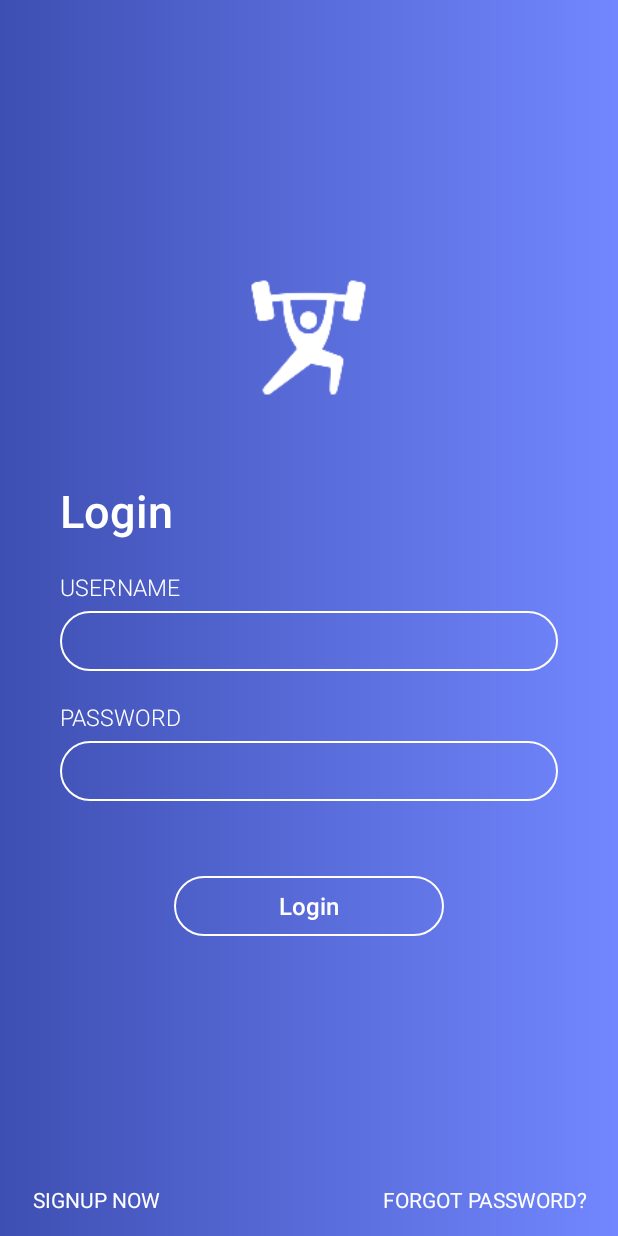
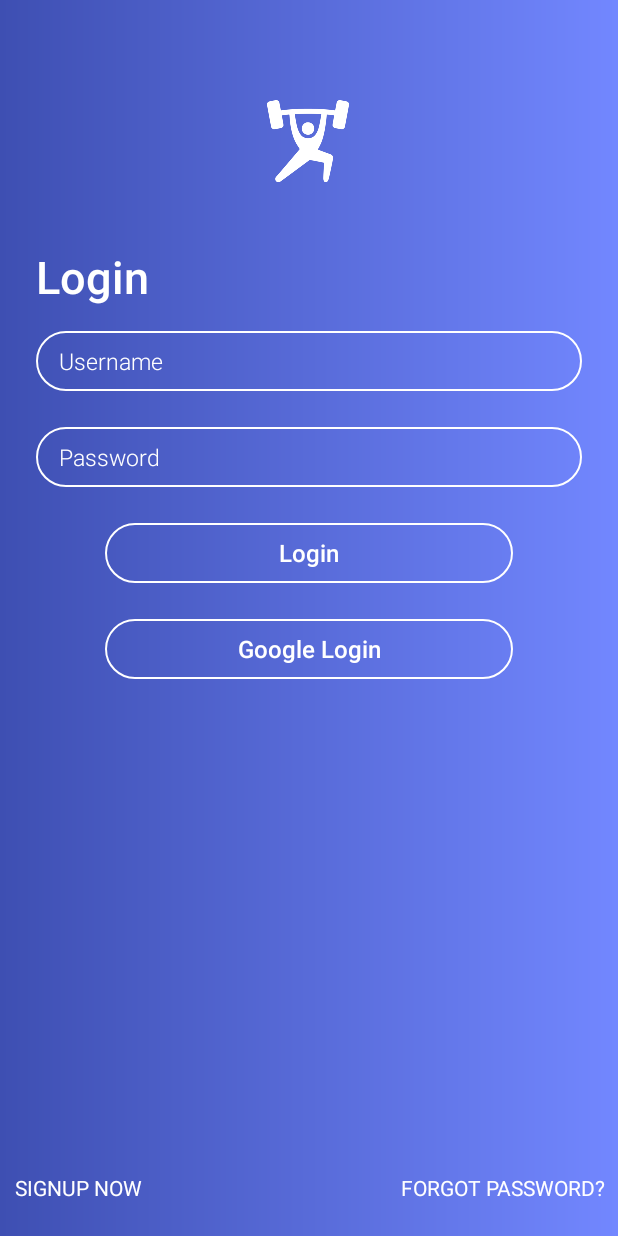
Before and after one commit to zaidsbaghal/FitTrak, an Android app: the screen it shows after launch (loginActivity), on a phone screen of 412 x 824 dp. Run offline under Robolectric (Android 15) with nearby library versions, the phone set to English and light mode, and no system bars.

Commit message:
worked on google sign in, main log, toolbar

```diff
--- a/FitnessTracker/app/src/main/java/com/example/fitnesstracker/loginActivity.java
+++ b/FitnessTracker/app/src/main/java/com/example/fitnesstracker/loginActivity.java
@@ -2,13 +2,20 @@ package com.example.fitnesstracker;
 
 import android.content.Intent;
 import android.os.Handler;
+import android.support.annotation.Nullable;
 import android.support.v7.app.AppCompatActivity;
 import android.os.Bundle;
 import android.view.View;
 import android.widget.RelativeLayout;
 
+import com.google.android.gms.auth.api.signin.GoogleSignIn;
+import com.google.android.gms.auth.api.signin.GoogleSignInAccount;
+import com.google.android.gms.auth.api.signin.GoogleSignInClient;
+import com.google.android.gms.auth.api.signin.GoogleSignInOptions;
+
 public class loginActivity extends AppCompatActivity {
 
+    GoogleSignInClient mGoogleSignInClient;
     RelativeLayout rellay1, rellay2;
 
     Handler handler = new Handler();
@@ -25,10 +32,23 @@ public class loginActivity extends AppCompatActivity {
         super.onCreate(savedInstanceState);
         setContentView(R.layout.activity_login);
 
-        rellay1 = (RelativeLayout) findViewById(R.id.rellay1);
-        rellay2 = (RelativeLayout) findViewById(R.id.rellay2);
+        // Firebase Google Authentication
+        GoogleSignInOptions gso = new GoogleSignInOptions.Builder(GoogleSignInOptions.DEFAULT_SIGN_IN)
+                .requestEmail()
+                .build();
+        mGoogleSignInClient = GoogleSignIn.getClient(this, gso);
 
-        handler.postDelayed(runnable,2000); // Timeout for the splash screen
+    }
+
+    @Override
+    protected void onStart() {
+        super.onStart();
+
+        GoogleSignInAccount account = GoogleSignIn.getLastSignedInAccount(this);
+        // If account is null then there is no sign in, otherwise is already signed in
+        if (account != null){
+
+        }
     }
 
     // Goes to sign up activity when clicked
@@ -37,4 +57,32 @@ public class loginActivity extends AppCompatActivity {
         startActivity(intent);
     }
 
+    // Google login menu
+    public void goToGoogleSignUp(View view){
+        switch (view.getId()) {
+            case R.id.googleLoginBtn:
+                signIn();
+                break;
+        }
+    }
+
+    // Google sign in
+    private void signIn() {
+        Intent signInIntent = mGoogleSignInClient.getSignInIntent();
+        startActivityForResult(signInIntent, 1);
+    }
+
+    @Override
+    protected void onActivityResult(int requestCode, int resultCode, @Nullable Intent data) {
+        super.onActivityResult(requestCode, resultCode, data);
+
+        // Result returned from launching the Intent from GoogleSignInClient.getSignInIntent(...);
+       // if (requestCode == RC_SIGN_IN) {
+            // The Task returned from this call is always completed, no need to attach
+            // a listener.
+           // Task<GoogleSignInAccount> task = GoogleSignIn.getSignedInAccountFromIntent(data);
+           // handleSignInResult(task);
+        //}
+
+    }
 }
--- a/FitnessTracker/app/src/main/res/layout/activity_login.xml
+++ b/FitnessTracker/app/src/main/res/layout/activity_login.xml
@@ -1,156 +1,166 @@
 <?xml version="1.0" encoding="utf-8"?>
-<RelativeLayout xmlns:android="http://schemas.android.com/apk/res/android"
+<android.support.constraint.ConstraintLayout xmlns:android="http://schemas.android.com/apk/res/android"
     xmlns:app="http://schemas.android.com/apk/res-auto"
     xmlns:tools="http://schemas.android.com/tools"
+    android:id="@+id/relativeLayout2"
     android:layout_width="match_parent"
     android:layout_height="match_parent"
+    android:animateLayoutChanges="true"
     android:background="@drawable/grad_bg"
-    tools:context=".loginActivity"
-    android:animateLayoutChanges="true">
+    tools:context=".loginActivity">
 
-    <RelativeLayout
-        android:layout_width="wrap_content"
-        android:layout_height="wrap_content"
-        android:layout_centerInParent="true"
-        android:layout_marginRight="40dp"
-        android:layout_marginLeft="40dp">
+
+    <Button
+        android:id="@+id/googleLoginBtn"
+        android:layout_width="272dp"
+        android:layout_height="40dp"
+        android:layout_marginStart="8dp"
+        android:layout_marginLeft="8dp"
+        android:layout_marginTop="24dp"
+        android:layout_marginEnd="8dp"
+        android:layout_marginRight="8dp"
+        android:background="@drawable/btn_bg"
+        android:fontFamily="sans-serif-medium"
+        android:paddingLeft="70dp"
+        android:paddingRight="70dp"
+        android:text="Google Login"
+        android:textAllCaps="false"
+        android:textColor="@color/white"
+        android:textSize="16sp"
+        app:layout_constraintEnd_toEndOf="parent"
+        app:layout_constraintStart_toStartOf="parent"
+        app:layout_constraintTop_toBottomOf="@+id/button" />
+
+    <EditText
+        android:id="@+id/editTextPassword2"
+        android:layout_width="0dp"
+        android:layout_height="40dp"
+        android:layout_marginStart="24dp"
+        android:layout_marginLeft="24dp"
+        android:layout_marginTop="24dp"
+        android:layout_marginEnd="24dp"
+        android:layout_marginRight="24dp"
+        android:background="@drawable/et_bg"
+        android:fontFamily="sans-serif-light"
+        android:hint="Password"
+        android:inputType="textPassword"
+        android:paddingLeft="15dp"
+        android:paddingRight="15dp"
+        android:textColor="@color/white"
+        android:textColorHint="@color/white"
+        android:textSize="15sp"
+        app:layout_constraintEnd_toEndOf="parent"
+        app:layout_constraintHorizontal_bias="0.0"
+        app:layout_constraintStart_toStartOf="parent"
+        app:layout_constraintTop_toBottomOf="@+id/editTextName2" />
+
+    <EditText
+        android:id="@+id/editTextName2"
+        android:layout_width="0dp"
+        android:layout_height="40dp"
+        android:layout_marginStart="24dp"
+        android:layout_marginLeft="24dp"
+        android:layout_marginTop="16dp"
+        android:layout_marginEnd="24dp"
+        android:layout_marginRight="24dp"
+        android:background="@drawable/et_bg"
+        android:fontFamily="sans-serif-light"
+        android:hint="Username"
+        android:paddingLeft="15dp"
+        android:paddingRight="15dp"
+        android:textColor="@color/white"
+        android:textColorHint="@color/white"
+        android:textSize="15sp"
+        app:layout_constraintEnd_toEndOf="parent"
+        app:layout_constraintHorizontal_bias="0.0"
+        app:layout_constraintStart_toStartOf="parent"
+        app:layout_constraintTop_toBottomOf="@+id/tv_login" />
 
     <ImageView
         android:id="@+id/imgView_logo"
-            android:layout_width="150dp"
-            android:layout_height="150dp"
-            android:src="@mipmap/ic_launcher_foreground"
+        android:layout_width="wrap_content"
+        android:layout_height="wrap_content"
+        android:layout_marginStart="8dp"
+        android:layout_marginLeft="8dp"
+        android:layout_marginTop="40dp"
+        android:layout_marginEnd="8dp"
+        android:layout_marginRight="8dp"
         android:adjustViewBounds="true"
         android:scaleType="fitCenter"
-            android:layout_centerHorizontal="true"/>
+        android:src="@mipmap/ic_launcher_foreground"
+        app:layout_constraintEnd_toEndOf="parent"
+        app:layout_constraintHorizontal_bias="0.498"
+        app:layout_constraintStart_toStartOf="parent"
+        app:layout_constraintTop_toTopOf="parent" />
 
-        <RelativeLayout
-            android:id="@+id/rellay1"
-            android:layout_below="@+id/imgView_logo"
-            android:layout_width="wrap_content"
-            android:layout_height="wrap_content"
-            android:paddingBottom="50dp"
-            android:visibility="gone">
 
     <TextView
         android:id="@+id/tv_login"
         android:layout_width="wrap_content"
         android:layout_height="wrap_content"
+        android:layout_marginStart="24dp"
+        android:layout_marginLeft="24dp"
+        android:layout_marginTop="16dp"
+        android:fontFamily="sans-serif-medium"
         android:text="Login"
+        android:textColor="@color/white"
         android:textSize="30sp"
-                android:textColor="@color/white"
-                android:fontFamily="sans-serif-medium"
-                android:layout_marginTop="20dp"/>
-
-            <LinearLayout
-                android:id="@+id/linlay1"
-                android:layout_below="@+id/tv_login"
-                android:layout_width="match_parent"
-                android:layout_height="wrap_content"
-                android:orientation="vertical"
-                android:layout_marginTop="20dp">
+        app:layout_constraintStart_toStartOf="parent"
+        app:layout_constraintTop_toBottomOf="@+id/imgView_logo" />
 
 
-                <LinearLayout
-                    android:layout_width="match_parent"
-                    android:layout_height="wrap_content"
-                    android:orientation="vertical">
-
-                <TextView
-                    android:layout_width="wrap_content"
-                    android:layout_height="wrap_content"
-                    android:text="Username"
-                    android:textAllCaps="true"
-                    android:fontFamily="sans-serif-light"
-                    android:textSize="15sp"
-                    android:textColor="@color/white"/>
-
-                 <EditText
-                     android:layout_width="match_parent"
+    <Button
+        android:id="@+id/button"
+        android:layout_width="272dp"
         android:layout_height="40dp"
-                     android:background="@drawable/et_bg"
-                     android:textSize="15sp"
-                     android:textColor="@color/white"
-                     android:fontFamily="sans-serif-light"
-                     android:paddingLeft="15dp"
-                     android:paddingRight="15dp"
-                     android:layout_marginTop="5dp" />
-
-                </LinearLayout>
-
-                <LinearLayout
-                    android:layout_width="match_parent"
-                    android:layout_height="wrap_content"
-                    android:orientation="vertical"
-                    android:layout_marginTop="20dp">
-
-                    <TextView
-                        android:layout_width="wrap_content"
-                        android:layout_height="wrap_content"
-                        android:text="Password"
-                        android:textAllCaps="true"
-                        android:fontFamily="sans-serif-light"
-                        android:textSize="15sp"
-                        android:textColor="@color/white"/>
-
-                    <EditText
-                        android:layout_width="match_parent"
-                        android:layout_height="40dp"
-                        android:background="@drawable/et_bg"
-                        android:textSize="15sp"
-                        android:textColor="@color/white"
-                        android:fontFamily="sans-serif-light"
-                        android:paddingLeft="15dp"
-                        android:paddingRight="15dp"
-                        android:layout_marginTop="5dp"
-                        android:inputType="textPassword" />
-
-                </LinearLayout>
-
-            </LinearLayout>
-            <Button
-                android:layout_width="wrap_content"
-                android:layout_height="40dp"
-                android:layout_below="@+id/linlay1"
-                android:layout_marginTop="50dp"
-                android:text="Login"
-                android:textAllCaps="false"
+        android:layout_marginStart="8dp"
+        android:layout_marginLeft="8dp"
+        android:layout_marginTop="24dp"
+        android:layout_marginEnd="8dp"
+        android:layout_marginRight="8dp"
         android:background="@drawable/btn_bg"
-                android:textColor="@color/white"
         android:fontFamily="sans-serif-medium"
         android:paddingLeft="70dp"
         android:paddingRight="70dp"
-                android:layout_centerHorizontal="true"
-                android:textSize="16sp"/>
-        </RelativeLayout>
-    </RelativeLayout>
-    <RelativeLayout
-        android:id="@+id/rellay2"
-        android:layout_width="match_parent"
-        android:layout_marginLeft="20dp"
-        android:layout_marginRight="20dp"
-        android:layout_alignParentBottom="true"
-        android:layout_height="wrap_content"
-        android:visibility="gone">
+        android:text="Login"
+        android:textAllCaps="false"
+        android:textColor="@color/white"
+        android:textSize="16sp"
+        app:layout_constraintEnd_toEndOf="parent"
+        app:layout_constraintStart_toStartOf="parent"
+        app:layout_constraintTop_toBottomOf="@+id/editTextPassword2" />
+
 
     <Button
+        android:id="@+id/button2"
         android:layout_width="wrap_content"
         android:layout_height="wrap_content"
+        android:layout_marginStart="8dp"
+        android:layout_marginLeft="8dp"
+        android:layout_marginBottom="8dp"
         android:background="@color/transparent"
+        android:fontFamily="sans-serif"
+        android:onClick="goToSignUp"
         android:text="Signup Now"
         android:textAllCaps="true"
         android:textColor="@color/white"
-            android:fontFamily="sans-serif"
-            android:onClick="goToSignUp"/>
+        app:layout_constraintBottom_toBottomOf="parent"
+        app:layout_constraintStart_toStartOf="parent" />
+
     <Button
-            android:layout_alignParentRight="true"
+        android:id="@+id/button3"
         android:layout_width="wrap_content"
         android:layout_height="wrap_content"
+        android:layout_marginEnd="8dp"
+        android:layout_marginRight="8dp"
+        android:layout_marginBottom="8dp"
         android:background="@color/transparent"
+        android:fontFamily="sans-serif"
         android:text="Forgot Password?"
         android:textAllCaps="true"
         android:textColor="@color/white"
-            android:fontFamily="sans-serif"/>
+        app:layout_constraintBottom_toBottomOf="parent"
+        app:layout_constraintEnd_toEndOf="parent" />
 
-    </RelativeLayout>
-</RelativeLayout>
+
+</android.support.constraint.ConstraintLayout>
--- a/FitnessTracker/app/src/main/res/values/strings.xml
+++ b/FitnessTracker/app/src/main/res/values/strings.xml
@@ -1,3 +1,4 @@
 <resources>
     <string name="app_name">FitnessTracker</string>
+    <string name="title_activity_main_log">mainLogActivity</string>
 </resources>
--- a/FitnessTracker/build.gradle
+++ b/FitnessTracker/build.gradle
@@ -8,6 +8,8 @@ buildscript {
     }
     dependencies {
         classpath 'com.android.tools.build:gradle:3.3.1'
+        classpath 'com.google.gms:google-services:4.1.0'
+        classpath 'com.google.gms:google-services:4.0.1'
 
         // NOTE: Do not place your application dependencies here; they belong
         // in the individual module build.gradle files
```
Also changed, not shown: FitnessTracker/app/build.gradle (+9 -2 lines), FitnessTracker/app/src/main/AndroidManifest.xml (+7 -5 lines), FitnessTracker/app/src/main/java/com/example/fitnesstracker/mainLogActivity.java (added, +25 -0 lines), FitnessTracker/app/src/main/res/layout/activity_main_log.xml (added, +31 -0 lines), FitnessTracker/app/src/main/res/layout/toolbar.xml (added, +11 -0 lines), FitnessTracker/app/src/main/res/menu/main_log_menu.xml (added, +20 -0 lines), FitnessTracker/app/src/main/res/values/styles.xml (+11 -1 lines), 1 other file. Lines whose indentation alone changed are shown as unchanged.
